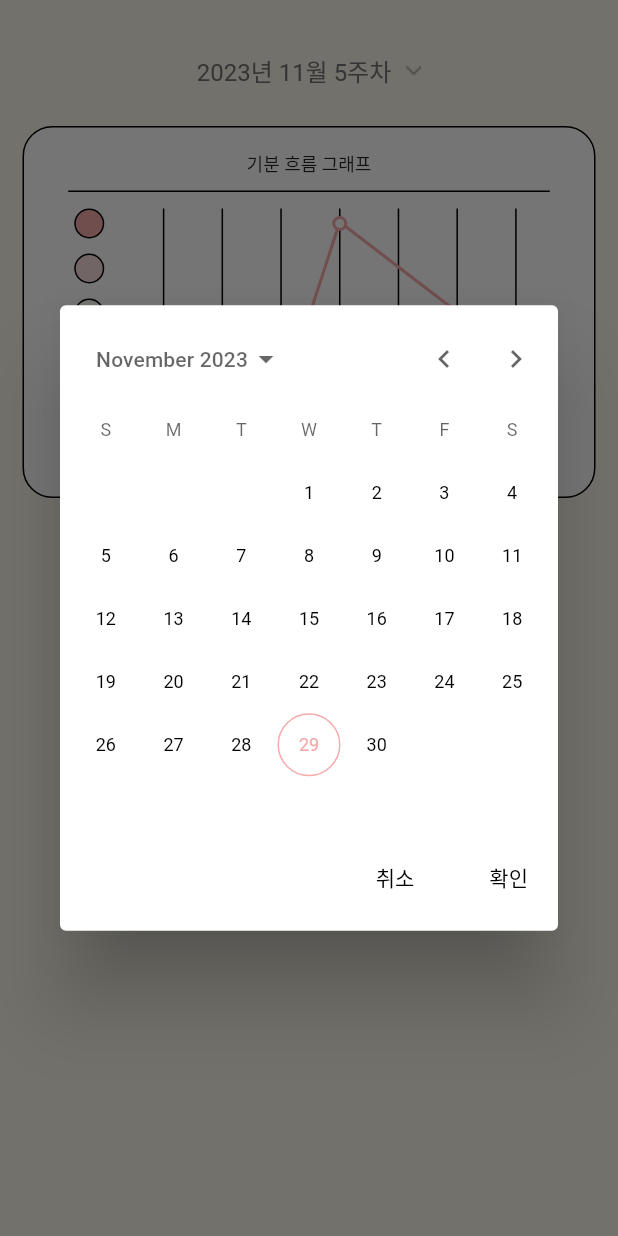
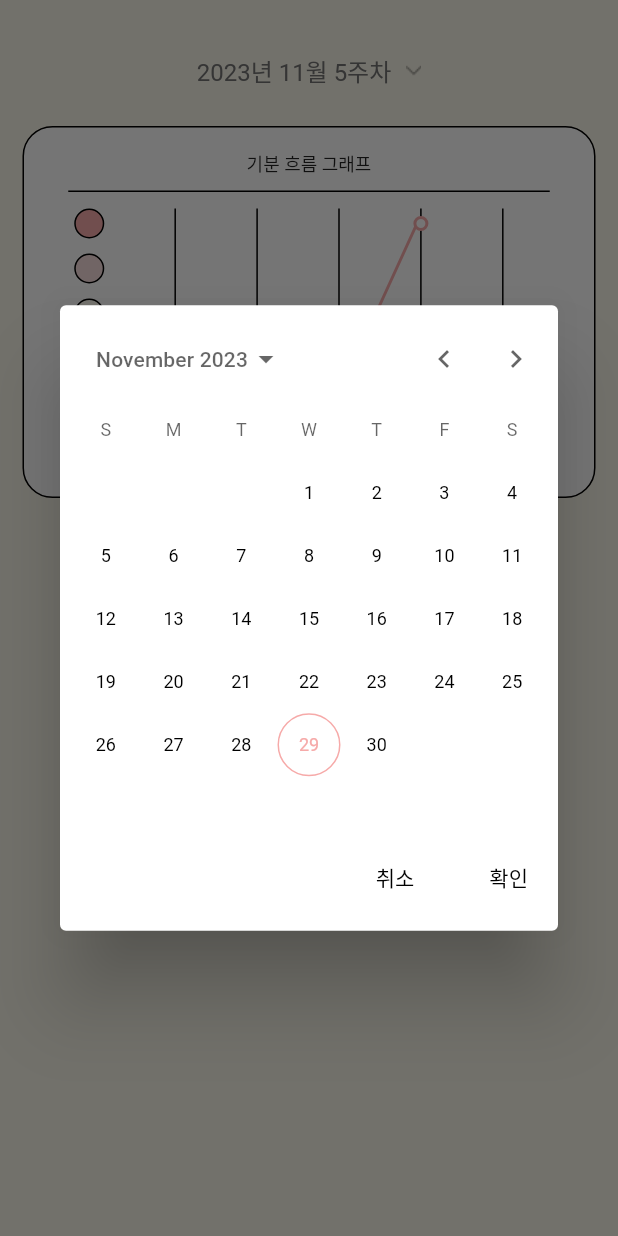
Before and after one commit to snuhcs-course/swpp-2023-project-team-4, a Flutter app: the ReportScreen screen opened directly, after a tap on an icon or button, on a phone screen of 412 x 824 dp. Run offline on Flutter 3.47's test engine with Material 2 defaults, Android fonts, the phone set to English and light mode, and no system bars; drawn by our look-alikes of calendar_date_picker2; our stand-ins replace cached_network_image, dio, equatable, firebase_core, flutter_easyloading, flutter_holo_date_picker and 5 more; accounts and stored records are empty; generated files the repository leaves out were written again; Roboto replaces fonts that are missing (NanumBarunGothic); project files that could hold a hidden picture were left out.

Commit message:
:sparkles: 리포트 수정

```diff
--- a/my_stock/lib/app/presentation/screen/bottom_nav_3_report_screen/report_screen.dart
+++ b/my_stock/lib/app/presentation/screen/bottom_nav_3_report_screen/report_screen.dart
@@ -103,7 +103,7 @@ class ReportScreen extends StatelessWidget {
                             child: LayoutBuilder(
                               builder: (context, constraints) {
                                 double maxWidth = constraints.maxWidth;
-                                double width = maxWidth / 7;
+                                double width = (maxWidth - 1) / 5;
                                 return Consumer<ReportScreenViewModel>(builder: (_, viewModel, __) {
                                   return Stack(
                                     children: [
@@ -159,7 +159,7 @@ class ReportScreen extends StatelessWidget {
 
   List<Widget> _graphCircles(List<DateEmotionVM> dateEmotions, double width) {
     List<Widget> list = [];
-    for (int i = 0; i < 7; i++) {
+    for (int i = 0; i < 5; i++) {
       DateEmotionVM dateEmotion = dateEmotions[i];
       if (dateEmotion.emotion != null) {
         double top = getTop(dateEmotion.emotion!);
@@ -217,11 +217,11 @@ class MyPainter implements CustomPainter {
   @override
   void paint(Canvas canvas, Size size) {
     List<(double, double)> points = [];
-    for (int i = 0; i < 7; i++) {
+    for (int i = 0; i < 5; i++) {
       DateEmotionVM dateEmotion = dateEmotions[i];
       if (dateEmotion.emotion != null) {
         double top = getTop(dateEmotion.emotion!);
-        points.add((size.width / 14 + size.width / 7 * i, top + 4));
+        points.add((size.width / 14 + size.width / 5 * i + 5, top + 4));
       }
     }
     final paint = Paint()
--- a/my_stock/lib/app/presentation/screen/bottom_nav_3_report_screen/report_screen_view_model.dart
+++ b/my_stock/lib/app/presentation/screen/bottom_nav_3_report_screen/report_screen_view_model.dart
@@ -5,7 +5,7 @@ import 'package:my_stock/core/util/date.dart';
 
 class ReportScreenViewModel with ChangeNotifier {
   Date startDate = Date.now().firstDayOfWeek;
-  Date endDate = Date.now().lastDayOfWeek;
+  Date endDate = Date.now().friday;
 
   (int, int, int) get selectedNthWeek => startDate.nthWeek;
 
@@ -28,14 +28,12 @@ class ReportScreenViewModel with ChangeNotifier {
 
   List<DateEmotionVM> get dateEmotions {
     List<DateEmotionVM> dateEmotionVMs = [];
-    print("hello");
     for (Date date in dates) {
       dateEmotionVMs.add(DateEmotionVM(date: date, emotion: EmotionVMEnum.values[date.day % 5]));
     }
     dateEmotionVMs[4].emotion = null;
     // dateEmotionVMs.removeLast();
     // dateEmotionVMs.add(DateEmotionVM(date: endDate, emotion: null));
-    print("dateEmotionVMs: $dateEmotionVMs");
     return dateEmotionVMs;
   }
 }
--- a/my_stock/lib/core/util/date.dart
+++ b/my_stock/lib/core/util/date.dart
@@ -114,4 +114,9 @@ extension DateExtension on Date {
     int weekday = this.weekday;
     return this.add(Duration(days: 7 - weekday));
   }
+
+  Date get friday {
+    int weekday = this.weekday;
+    return this.add(Duration(days: 5 - weekday));
+  }
 }
```
